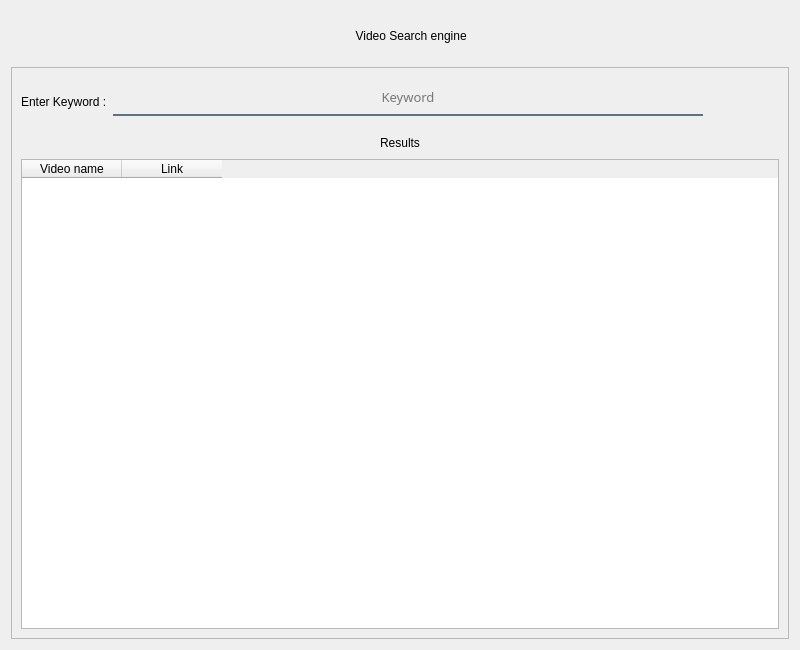
This is forms/search_view.ui in Abdel-RahmanSaied/Eazy_Downloader as Qt 5 draws it before an edit. The edited form follows.
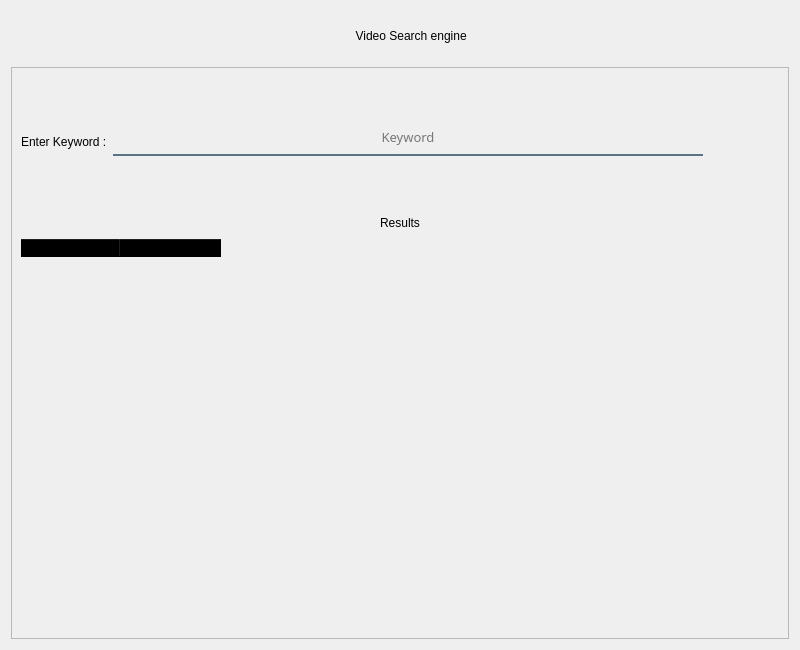
This is the edited form. Icons and pictures are not drawn.

```diff
--- a/forms/search_view.ui
+++ b/forms/search_view.ui
@@ -145,7 +145,76 @@
       <enum>QFrame::Raised</enum>
      </property>
      <layout class="QGridLayout" name="gridLayout">
-      <item row="0" column="0">
+      <item row="2" column="0">
+       <spacer name="verticalSpacer">
+        <property name="orientation">
+         <enum>Qt::Vertical</enum>
+        </property>
+        <property name="sizeType">
+         <enum>QSizePolicy::Preferred</enum>
+        </property>
+        <property name="sizeHint" stdset="0">
+         <size>
+          <width>20</width>
+          <height>40</height>
+         </size>
+        </property>
+       </spacer>
+      </item>
+      <item row="4" column="0">
+       <widget class="QTableWidget" name="tableWidget">
+        <property name="styleSheet">
+         <string notr="true">QTableView {
+    background-color: transparent;
+    border: none;
+    border-radius: 10px;
+}
+
+QTableView::item {
+	color: #36393F;
+    padding: 2px;
+    border-bottom: 1px solid #BDBDBD;
+    gridline-color: #36393F;
+    gridline-width: 2px;
+    gridline-style: dotted;
+}
+
+QTableView::item:selected {
+    background-color: #F5F5F5;
+    color: #36393F;
+}
+
+QHeaderView {
+    background-color: transparent;
+    color: black;
+	
+}
+QTableView::item[text=null] {
+     display: none;
+}
+
+</string>
+        </property>
+        <property name="editTriggers">
+         <set>QAbstractItemView::NoEditTriggers</set>
+        </property>
+        <property name="tabKeyNavigation">
+         <bool>false</bool>
+        </property>
+        <property name="showDropIndicator" stdset="0">
+         <bool>false</bool>
+        </property>
+        <property name="dragDropOverwriteMode">
+         <bool>false</bool>
+        </property>
+        <property name="columnCount">
+         <number>2</number>
+        </property>
+        <column/>
+        <column/>
+       </widget>
+      </item>
+      <item row="1" column="0">
        <layout class="QHBoxLayout" name="horizontalLayout">
         <item>
          <widget class="QLabel" name="label">
@@ -255,7 +324,7 @@
         </item>
        </layout>
       </item>
-      <item row="1" column="0">
+      <item row="3" column="0">
        <layout class="QHBoxLayout" name="horizontalLayout_5">
         <item>
          <spacer name="horizontalSpacer_8">
@@ -301,37 +370,21 @@
         </item>
        </layout>
       </item>
-      <item row="2" column="0">
-       <widget class="QTableWidget" name="tableWidget">
-        <property name="editTriggers">
-         <set>QAbstractItemView::NoEditTriggers</set>
+      <item row="0" column="0">
+       <spacer name="verticalSpacer_2">
+        <property name="orientation">
+         <enum>Qt::Vertical</enum>
         </property>
-        <property name="tabKeyNavigation">
-         <bool>false</bool>
+        <property name="sizeType">
+         <enum>QSizePolicy::Preferred</enum>
         </property>
-        <property name="showDropIndicator" stdset="0">
-         <bool>false</bool>
+        <property name="sizeHint" stdset="0">
+         <size>
+          <width>20</width>
+          <height>40</height>
+         </size>
         </property>
-        <property name="dragDropOverwriteMode">
-         <bool>false</bool>
-        </property>
-        <column>
-         <property name="text">
-          <string>Video name</string>
-         </property>
-         <property name="textAlignment">
-          <set>AlignCenter</set>
-         </property>
-        </column>
-        <column>
-         <property name="text">
-          <string>Link</string>
-         </property>
-         <property name="textAlignment">
-          <set>AlignCenter</set>
-         </property>
-        </column>
-       </widget>
+       </spacer>
       </item>
      </layout>
     </widget>
```
